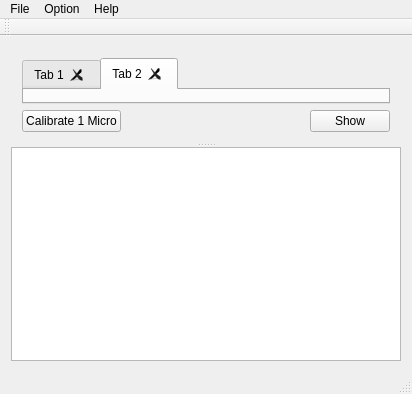
Before: the Qt Designer form mainwindow.ui in dare5421/MasterMeasure, drawn with Qt 5.
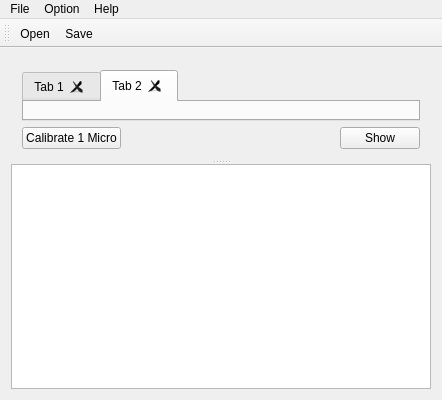
After: the same form once the commit is applied. Icons and pictures are not drawn.

What changed in the file:
```diff
--- a/mainwindow.ui
+++ b/mainwindow.ui
@@ -6,8 +6,8 @@
    <rect>
     <x>0</x>
     <y>0</y>
-    <width>412</width>
-    <height>394</height>
+    <width>442</width>
+    <height>400</height>
    </rect>
   </property>
   <property name="sizePolicy">
@@ -23,6 +23,12 @@
    <layout class="QHBoxLayout" name="horizontalLayout_2">
     <item>
      <widget class="QSplitter" name="splitter">
+      <property name="frameShape">
+       <enum>QFrame::NoFrame</enum>
+      </property>
+      <property name="frameShadow">
+       <enum>QFrame::Raised</enum>
+      </property>
       <property name="orientation">
        <enum>Qt::Vertical</enum>
       </property>
@@ -97,7 +103,7 @@
        <property name="maximumSize">
         <size>
          <width>16777215</width>
-         <height>300</height>
+         <height>500</height>
         </size>
        </property>
       </widget>
@@ -110,7 +116,7 @@
     <rect>
      <x>0</x>
      <y>0</y>
-     <width>412</width>
+     <width>442</width>
      <height>21</height>
     </rect>
    </property>
@@ -146,10 +152,11 @@
     <enum>TopToolBarArea</enum>
    </attribute>
    <attribute name="toolBarBreak">
-    <bool>false</bool>
+    <bool>true</bool>
    </attribute>
+   <addaction name="actionOpen"/>
+   <addaction name="actionSave"/>
   </widget>
-  <widget class="QStatusBar" name="statusBar"/>
   <action name="actionOpen">
    <property name="text">
     <string>Open</string>
@@ -180,6 +187,18 @@
     <string>About</string>
    </property>
   </action>
+  <action name="actionSave">
+   <property name="icon">
+    <iconset resource="icon.qrc">
+     <normaloff>:/image/floppy.png</normaloff>:/image/floppy.png</iconset>
+   </property>
+   <property name="text">
+    <string>Save</string>
+   </property>
+   <property name="shortcut">
+    <string>Ctrl+S</string>
+   </property>
+  </action>
  </widget>
  <layoutdefault spacing="6" margin="11"/>
  <resources/>
```
Left out of the diff: 16 changed lines with no effect on the pictures.
